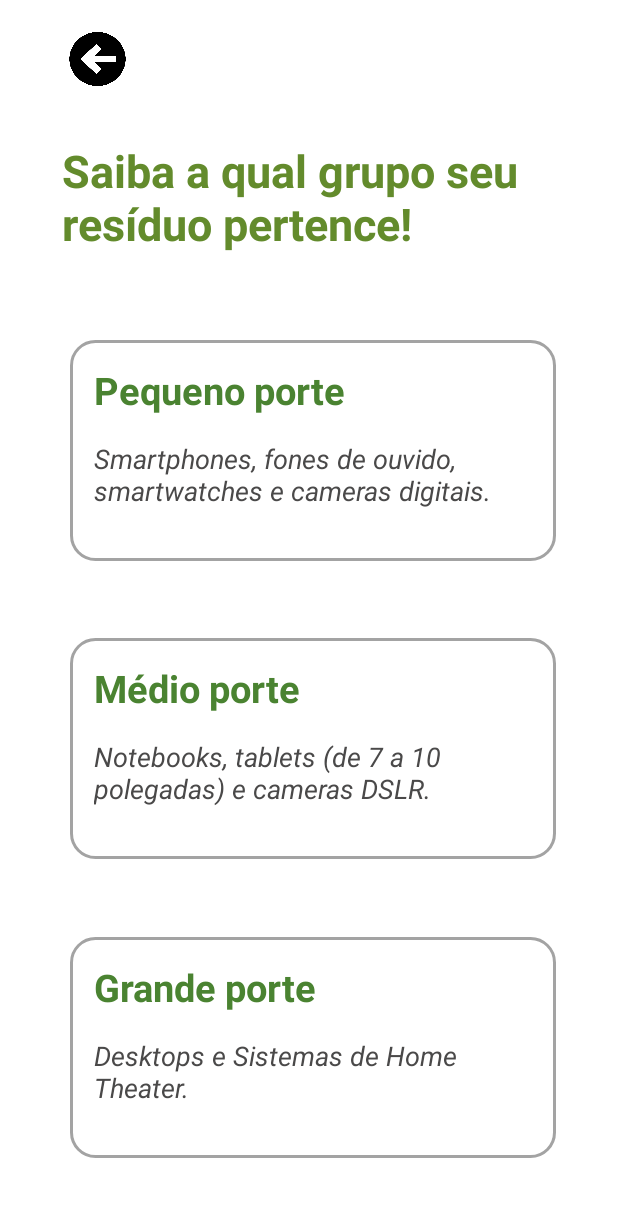
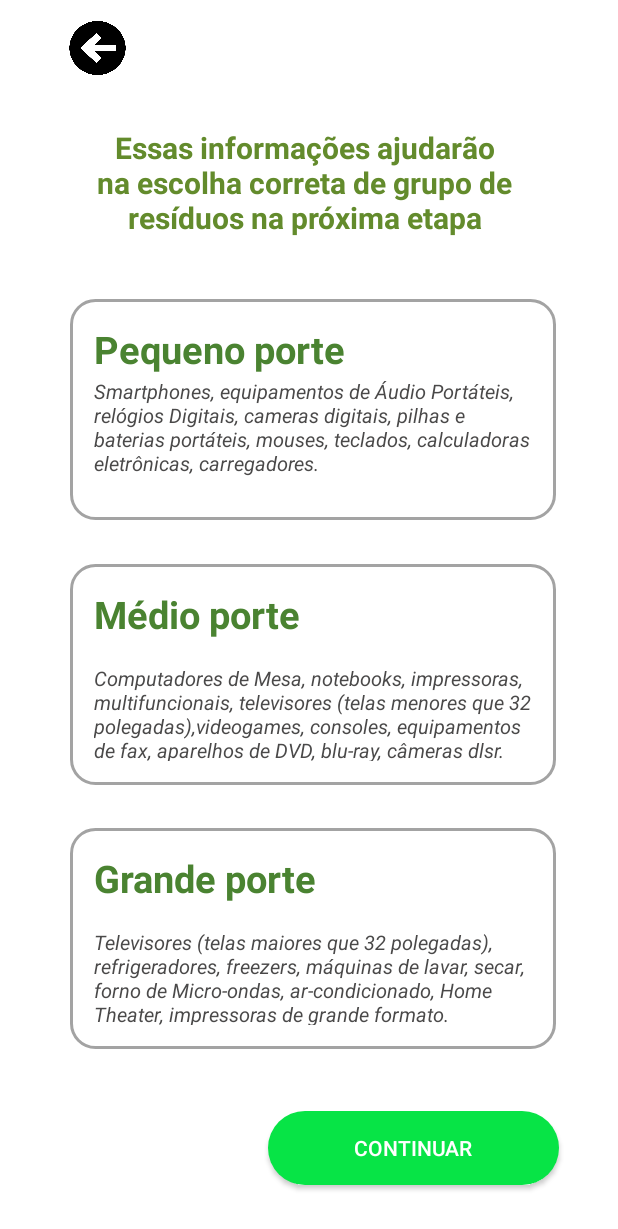
Before and after one commit to MatheusAlvesCavalcante/EcoTech, an Android app: the GrupoRes screen opened directly, with no data from a screen before it, on a phone screen of 412 x 824 dp. Shown: the top 1229 px of the screen. Run offline under Robolectric (Android 15) with nearby library versions, the phone set to English and light mode, and no system bars.

Commit message:
ajustes novos

```diff
--- a/app/src/main/java/br/com/local/ecotech/GrupoRes.java
+++ b/app/src/main/java/br/com/local/ecotech/GrupoRes.java
@@ -22,5 +22,16 @@ public class GrupoRes extends AppCompatActivity  {
                 startActivity (intent);
             }
         });
+
+        Button abrindo_tela_lista = findViewById(R.id.btn_tela_lista1);
+
+        abrindo_tela_home.setOnClickListener(new View.OnClickListener() {
+
+            @Override
+            public void onClick(View v){
+                Intent intent = new Intent(GrupoRes.this,   ListaEcoPontos.class );
+                startActivity (intent);
+            }
+        });
     }
 }
--- a/app/src/main/res/drawable/ic_icone.xml
+++ b/app/src/main/res/drawable/ic_icone.xml
@@ -1,4 +1,4 @@
-<vector android:height="24dp" android:tint="#A0A0A0"
+<vector android:height="24dp" android:tint="#03FDA6"
     android:viewportHeight="24" android:viewportWidth="24"
     android:width="24dp" xmlns:android="http://schemas.android.com/apk/res/android">
     <path android:fillColor="@android:color/white" android:pathData="M12,2C6.48,2 2,6.48 2,12s4.48,10 10,10 10,-4.48 10,-10S17.52,2 12,2zM13,17h-2v-6h2v6zM13,9h-2L11,7h2v2z"/>
--- a/app/src/main/res/layout/grupo_res.xml
+++ b/app/src/main/res/layout/grupo_res.xml
@@ -12,12 +12,13 @@
         style="@style/radius"
         android:layout_width="50dp"
         android:layout_height="48dp"
-        android:layout_marginBottom="30dp"
+        android:layout_marginTop="8dp"
+        android:layout_marginBottom="16dp"
         android:background="@drawable/ic_back_arrow"
-        android:onClick="abrindo_tela_home"
+        android:onClick="abrindo_tela_lista"
         android:padding="20dp"
         android:text="."
-        app:layout_constraintBottom_toBottomOf="parent"
+        app:layout_constraintBottom_toBottomOf="@+id/textView2"
         app:layout_constraintEnd_toEndOf="parent"
         app:layout_constraintHorizontal_bias="0.0"
         app:layout_constraintStart_toStartOf="parent"
@@ -31,13 +32,15 @@
         android:layout_height="98dp"
         android:layout_gravity="center_horizontal"
         android:layout_marginStart="14dp"
+        android:layout_marginTop="8dp"
         android:layout_marginEnd="20dp"
-        android:layout_marginBottom="21dp"
+        android:layout_marginBottom="4dp"
         android:background="@android:color/transparent"
         android:padding="8dp"
         android:text="@string/grupo_res"
+        android:textAlignment="center"
         android:textColor="#638B2C"
-        android:textSize="30sp"
+        android:textSize="20sp"
         android:textStyle="bold"
         app:layout_constraintBottom_toTopOf="@+id/linearLayout"
         app:layout_constraintEnd_toEndOf="parent"
@@ -50,8 +53,9 @@
         android:layout_height="147dp"
         android:layout_centerInParent="true"
         android:layout_marginStart="46dp"
+        android:layout_marginTop="8dp"
         android:layout_marginEnd="41dp"
-        android:layout_marginBottom="30dp"
+        android:layout_marginBottom="16dp"
         android:background="@drawable/rounded_rectangle"
         android:orientation="vertical"
         android:padding="16dp"
@@ -74,10 +78,10 @@
             android:id="@+id/text_view_2"
             android:layout_width="wrap_content"
             android:layout_height="wrap_content"
-            android:layout_marginTop="16dp"
+            android:layout_marginTop="1dp"
             android:text="@string/texto_rec2"
             android:textColor="#4A4949"
-            android:textSize="18sp"
+            android:textSize="13sp"
             android:textStyle="italic" />
 
     </LinearLayout>
@@ -89,7 +93,7 @@
         android:layout_centerInParent="true"
         android:layout_marginStart="46dp"
         android:layout_marginEnd="41dp"
-        android:layout_marginBottom="30dp"
+        android:layout_marginBottom="16dp"
         android:background="@drawable/rounded_rectangle"
         android:orientation="vertical"
         android:padding="16dp"
@@ -115,7 +119,7 @@
             android:layout_marginTop="16dp"
             android:text="@string/texto_rec4"
             android:textColor="#4A4949"
-            android:textSize="18sp"
+            android:textSize="13sp"
             android:textStyle="italic" />
 
     </LinearLayout>
@@ -127,7 +131,7 @@
         android:layout_centerInParent="true"
         android:layout_marginStart="46dp"
         android:layout_marginEnd="41dp"
-        android:layout_marginBottom="30dp"
+        android:layout_marginBottom="112dp"
         android:background="@drawable/rounded_rectangle"
         android:orientation="vertical"
         android:padding="16dp"
@@ -153,10 +157,27 @@
             android:layout_marginTop="16dp"
             android:text="@string/texto_rec6"
             android:textColor="#4A4949"
-            android:textSize="18sp"
+            android:textSize="13sp"
             android:textStyle="italic" />
 
     </LinearLayout>
 
+    <androidx.appcompat.widget.AppCompatButton
+        android:id="@+id/btn_tela_lista1"
+        android:layout_width="194dp"
+        android:layout_height="49dp"
+        android:layout_marginTop="24dp"
+        android:layout_marginBottom="16dp"
+        android:background="@drawable/button_home2"
+        android:onClick="abrindo_tela_grupo_re"
+        android:text="@string/continuar"
+        android:textColor="@color/white"
+        app:layout_constraintBottom_toBottomOf="parent"
+        app:layout_constraintEnd_toEndOf="parent"
+        app:layout_constraintHorizontal_bias="0.82"
+        app:layout_constraintStart_toStartOf="parent"
+        app:layout_constraintTop_toBottomOf="@+id/linearLayout3"
+        tools:ignore="MissingConstraints,OnClick" />
+
 
 </androidx.constraintlayout.widget.ConstraintLayout>
--- a/app/src/main/res/layout/lista.xml
+++ b/app/src/main/res/layout/lista.xml
@@ -292,4 +292,5 @@
         app:layout_constraintStart_toStartOf="parent"
         app:layout_constraintTop_toBottomOf="@+id/collection_point_1" />
 
+
 </androidx.constraintlayout.widget.ConstraintLayout>
--- a/app/src/main/res/values/strings.xml
+++ b/app/src/main/res/values/strings.xml
@@ -29,7 +29,6 @@
     <string name="texto4">Com o App EcoTech, você pode localizar facilmente os ecopontos de coleta mais próximos, obter informações sobre os tipos de resíduos aceitos em cada local e até mesmo receber notificações sobre eventos de coleta ou novos pontos de coleta na sua região. Junte-se a nós nessa jornada em prol do meio ambiente e da sustentabilidade.</string>
     <string name="texto5">Faça sua parte e ajude-nos a criar um futuro mais limpo e saudável para todos.</string>
     <string name="porque_reciclar">Porque reciclar resíduos eletônicos?</string>
-    <string name="grupo_de_residuos">Grupo de Resíduos</string>
     <string name="pontos_de_coleta">Pontos de Coleta</string>
     <string name="escolha_uma_cidade">Escolha uma cidade</string>
     <string name="importancia_rec">Reciclar resíduos eletrônicos é vital por diversas razões</string>
@@ -38,12 +37,12 @@
     <string name="texto8"> Reduz a produção de resíduos, contribuindo para a preservação do meio ambiente.</string>
     <string name="texto9">Permite a recuperação de materiais valiosos que podem ser reutilizados, economizando energia e recursos na fabricação de novos produtos.</string>
     <string name="texto10">Reciclar resíduos eletrônicos é uma prática essencial para proteger o planeta e promover um futuro sustentável.</string>
-    <string name="grupo_res">Saiba a qual grupo seu resíduo pertence!</string>
+    <string name="grupo_res">Essas informações ajudarão na escolha correta de grupo de resíduos na próxima etapa</string>
     <string name="texto_rec1">Pequeno porte</string>
-    <string name="texto_rec2">Smartphones, fones de ouvido, smartwatches e cameras digitais.</string>
+    <string name="texto_rec2">Smartphones, equipamentos de Áudio Portáteis, relógios Digitais, cameras digitais, pilhas e baterias portáteis, mouses, teclados, calculadoras eletrônicas, carregadores.</string>
     <string name="texto_rec3">Médio porte</string>
-    <string name="texto_rec4">Notebooks, tablets (de 7 a 10 polegadas) e cameras DSLR.</string>
+    <string name="texto_rec4">Computadores de Mesa, notebooks, impressoras, multifuncionais, televisores (telas menores que 32 polegadas),videogames, consoles, equipamentos de fax, aparelhos de DVD, blu-ray, câmeras dlsr.</string>
     <string name="texto_rec5">Grande porte</string>
-    <string name="texto_rec6">Desktops e Sistemas de Home Theater.</string>
-
+    <string name="texto_rec6">Televisores (telas maiores que 32 polegadas), refrigeradores, freezers, máquinas de lavar, secar, forno de Micro-ondas, ar-condicionado, Home Theater, impressoras de grande formato.</string>
+    <string name="continuar">Continuar</string>
 </resources>
```
Also changed, not shown: app/src/main/java/br/com/local/ecotech/Home.java (+0 -14 lines), app/src/main/res/layout/activity_home.xml (+7 -19 lines).
